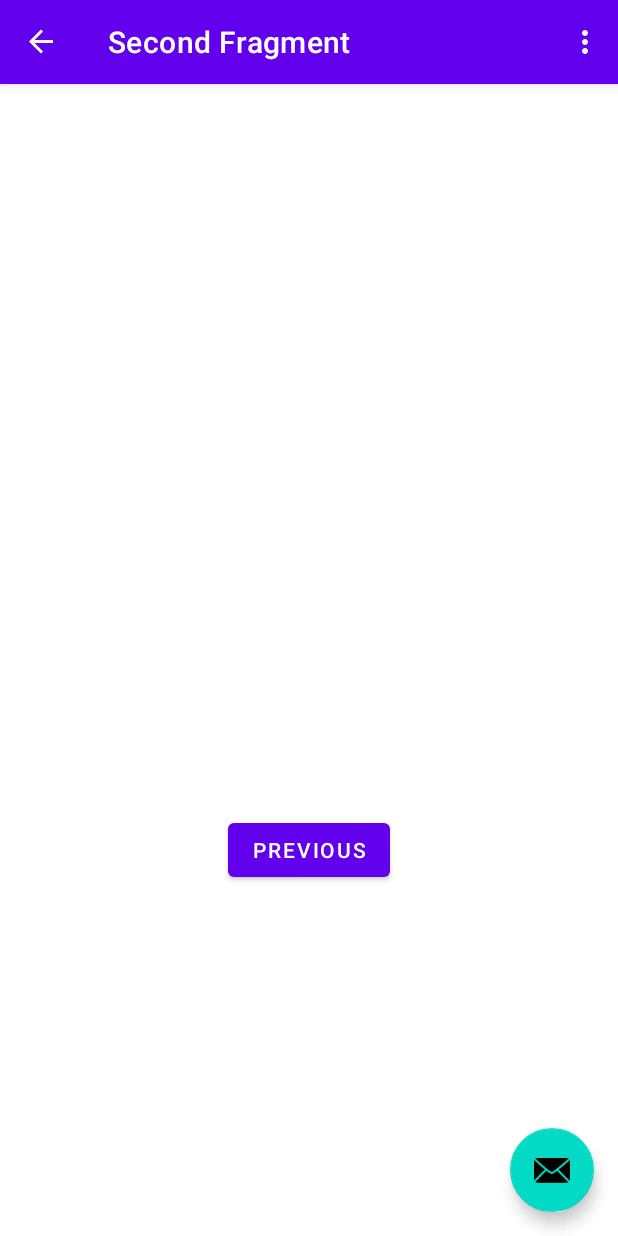
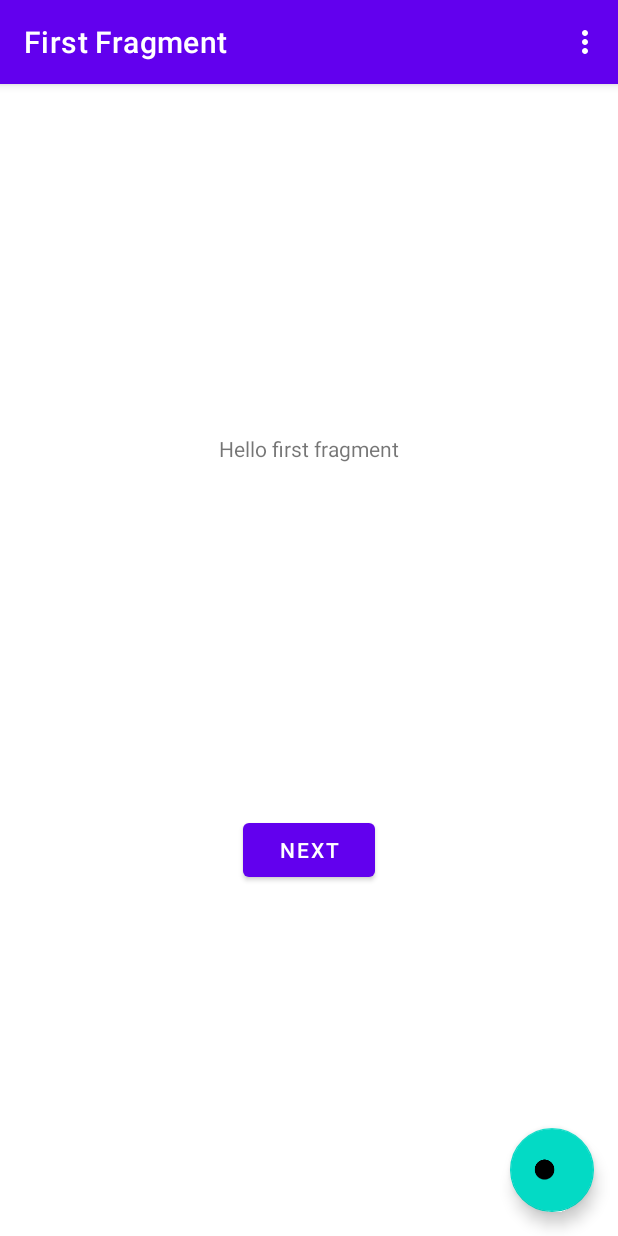
Before and after one commit to Danboe2009/Part-Timer, an Android app: the screen it shows after launch (MainActivity), after a tap on "NEXT", on a phone screen of 412 x 824 dp. Run offline under Robolectric (Android 15) with nearby library versions, the phone set to English and light mode, and no system bars; our stand-ins replace navigation-ui.

Commit message:
Remove second fragment

```diff
--- a/app/src/main/java/com/missingcontroller/parttimer/FirstFragment.kt
+++ b/app/src/main/java/com/missingcontroller/parttimer/FirstFragment.kt
@@ -33,7 +33,6 @@ class FirstFragment : Fragment() {
         super.onViewCreated(view, savedInstanceState)
 
         binding.buttonFirst.setOnClickListener {
-            findNavController().navigate(R.id.action_FirstFragment_to_SecondFragment)
         }
     }
 
--- a/app/src/main/java/com/missingcontroller/parttimer/SecondFragment.kt
+++ /dev/null
@@ -1,44 +0,0 @@
-package com.missingcontroller.parttimer
-
-import android.os.Bundle
-import androidx.fragment.app.Fragment
-import android.view.LayoutInflater
-import android.view.View
-import android.view.ViewGroup
-import androidx.navigation.fragment.findNavController
-import com.missingcontroller.parttimer.databinding.FragmentSecondBinding
-
-/**
- * A simple [Fragment] subclass as the second destination in the navigation.
- */
-class SecondFragment : Fragment() {
-
-    private var _binding: FragmentSecondBinding? = null
-
-    // This property is only valid between onCreateView and
-    // onDestroyView.
-    private val binding get() = _binding!!
-
-    override fun onCreateView(
-        inflater: LayoutInflater, container: ViewGroup?,
-        savedInstanceState: Bundle?
-    ): View? {
-
-        _binding = FragmentSecondBinding.inflate(inflater, container, false)
-        return binding.root
-
-    }
-
-    override fun onViewCreated(view: View, savedInstanceState: Bundle?) {
-        super.onViewCreated(view, savedInstanceState)
-
-        binding.buttonSecond.setOnClickListener {
-            findNavController().navigate(R.id.action_SecondFragment_to_FirstFragment)
-        }
-    }
-
-    override fun onDestroyView() {
-        super.onDestroyView()
-        _binding = null
-    }
-}
--- a/app/src/main/res/layout/activity_main.xml
+++ b/app/src/main/res/layout/activity_main.xml
@@ -28,6 +28,6 @@
         android:layout_height="wrap_content"
         android:layout_gravity="bottom|end"
         android:layout_margin="@dimen/fab_margin"
-        app:srcCompat="@android:drawable/ic_dialog_email" />
+        app:srcCompat="@android:drawable/btn_plus" />
 
 </androidx.coordinatorlayout.widget.CoordinatorLayout>
--- a/app/src/main/res/layout/fragment_second.xml
+++ /dev/null
@@ -1,27 +0,0 @@
-<?xml version="1.0" encoding="utf-8"?>
-<androidx.constraintlayout.widget.ConstraintLayout xmlns:android="http://schemas.android.com/apk/res/android"
-    xmlns:app="http://schemas.android.com/apk/res-auto"
-    xmlns:tools="http://schemas.android.com/tools"
-    android:layout_width="match_parent"
-    android:layout_height="match_parent"
-    tools:context=".SecondFragment">
-
-    <TextView
-        android:id="@+id/textview_second"
-        android:layout_width="wrap_content"
-        android:layout_height="wrap_content"
-        app:layout_constraintBottom_toTopOf="@id/button_second"
-        app:layout_constraintEnd_toEndOf="parent"
-        app:layout_constraintStart_toStartOf="parent"
-        app:layout_constraintTop_toTopOf="parent" />
-
-    <Button
-        android:id="@+id/button_second"
-        android:layout_width="wrap_content"
-        android:layout_height="wrap_content"
-        android:text="@string/previous"
-        app:layout_constraintBottom_toBottomOf="parent"
-        app:layout_constraintEnd_toEndOf="parent"
-        app:layout_constraintStart_toStartOf="parent"
-        app:layout_constraintTop_toBottomOf="@id/textview_second" />
-</androidx.constraintlayout.widget.ConstraintLayout>
--- a/app/src/main/res/navigation/nav_graph.xml
+++ b/app/src/main/res/navigation/nav_graph.xml
@@ -9,20 +9,5 @@
         android:id="@+id/FirstFragment"
         android:name="com.missingcontroller.parttimer.FirstFragment"
         android:label="@string/first_fragment_label"
-        tools:layout="@layout/fragment_first">
-
-        <action
-            android:id="@+id/action_FirstFragment_to_SecondFragment"
-            app:destination="@id/SecondFragment" />
-    </fragment>
-    <fragment
-        android:id="@+id/SecondFragment"
-        android:name="com.missingcontroller.parttimer.SecondFragment"
-        android:label="@string/second_fragment_label"
-        tools:layout="@layout/fragment_second">
-
-        <action
-            android:id="@+id/action_SecondFragment_to_FirstFragment"
-            app:destination="@id/FirstFragment" />
-    </fragment>
+        tools:layout="@layout/fragment_first"/>
 </navigation>
--- a/build.gradle
+++ b/build.gradle
@@ -18,7 +18,6 @@ allprojects {
     repositories {
         google()
         mavenCentral()
-        jcenter() // Warning: this repository is going to shut down soon
     }
 }
 
```
